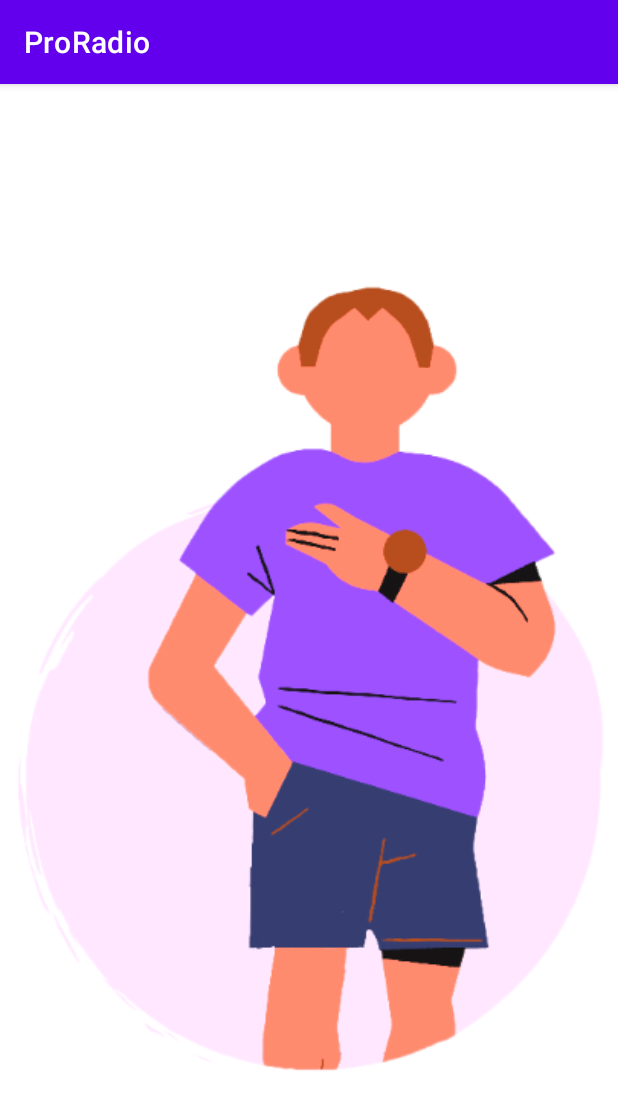
After one commit to Tajlo4ek/ProRadio, an Android app: the SplashActivity screen opened directly, with no data from a screen before it, on a phone screen of 412 x 824 dp. The commit adds this screen. Shown: the top 1110 px of the screen. Run offline under Robolectric (Android 15) with nearby library versions, the phone set to English and light mode, and no system bars; 1 statement that could not run was skipped.

Commit message:
Add splash pre load radio list

```diff
--- a/app/src/main/java/com/tajlok/proradio/ImageBuffer.java
+++ b/app/src/main/java/com/tajlok/proradio/ImageBuffer.java
@@ -12,11 +12,19 @@ import androidx.core.content.res.ResourcesCompat;
 import java.io.InputStream;
 import java.net.HttpURLConnection;
 import java.net.URL;
+import java.util.ArrayList;
 import java.util.HashMap;
+import java.util.List;
 
 public class ImageBuffer {
 
     private static final HashMap<String, Drawable> images = new HashMap<>();
+
+    private static List<Radio> radioList;
+
+    public static void LoadRadio() {
+        radioList = Radio.loadFromUrl("https://newradiobacklast.herokuapp.com/radio_channel");
+    }
 
     public static Drawable GetImage(String url) {
         if (images.containsKey(url)) {
@@ -28,6 +36,10 @@ public class ImageBuffer {
         images.put(url, image);
 
         return image;
+    }
+
+    public static List<Radio> GetRadioList() {
+        return new ArrayList<>(radioList);
     }
 
     @SuppressLint("UseCompatLoadingForDrawables")
--- a/app/src/main/java/com/tajlok/proradio/Radio.java
+++ b/app/src/main/java/com/tajlok/proradio/Radio.java
@@ -57,16 +57,19 @@ public class Radio {
         return newList;
     }
 
-    public static List<Radio> loadFromUrl(String url) throws IOException, JSONException {
+    public static List<Radio> loadFromUrl(String url) {
 
+        try {
             InputStream is = (InputStream) new URL(url).getContent();
             ByteArrayOutputStream result = new ByteArrayOutputStream();
             byte[] buffer = new byte[1024];
             for (int length; (length = is.read(buffer)) != -1; ) {
                 result.write(buffer, 0, length);
             }
-
             return radioListFromJson(new JSONArray(result.toString("UTF-8")));
+        } catch (Exception ignored) {
+            return new ArrayList<Radio>();
+        }
     }
 
 
--- /dev/null
+++ b/app/src/main/java/com/tajlok/proradio/SplashActivity.java
@@ -0,0 +1,36 @@
+package com.tajlok.proradio;
+
+import android.content.Context;
+import android.content.Intent;
+import android.os.Bundle;
+
+import androidx.appcompat.app.AppCompatActivity;
+
+public class SplashActivity extends AppCompatActivity {
+
+    @Override
+    protected void onCreate(Bundle savedInstanceState) {
+        super.onCreate(savedInstanceState);
+        setContentView(R.layout.splash_activity);
+
+        Context context = this;
+
+        new Thread(new Runnable() {
+            @Override
+            public void run() {
+                try {
+                    Thread.sleep(1000);
+
+                    ImageBuffer.LoadRadio();
+
+                    Intent intentMain = new Intent(context, MainActivity.class);
+                    startActivity(intentMain);
+
+                } catch (InterruptedException e) {
+                    e.printStackTrace();
+                }
+                finish();
+            }
+        }).start();
+    }
+}
--- /dev/null
+++ b/app/src/main/res/layout/splash_activity.xml
@@ -0,0 +1,15 @@
+<?xml version="1.0" encoding="utf-8"?>
+<androidx.appcompat.widget.LinearLayoutCompat xmlns:android="http://schemas.android.com/apk/res/android"
+    xmlns:app="http://schemas.android.com/apk/res-auto"
+    xmlns:tools="http://schemas.android.com/tools"
+    android:layout_width="match_parent"
+    android:layout_height="match_parent">
+
+    <ImageView
+        android:id="@+id/imageView"
+        android:layout_width="match_parent"
+        android:layout_height="match_parent"
+        app:srcCompat="@drawable/splash"
+        tools:layout_editor_absoluteX="70dp"
+        tools:layout_editor_absoluteY="176dp" />
+</androidx.appcompat.widget.LinearLayoutCompat>
```
Also changed, not shown: app/src/main/AndroidManifest.xml (+7 -1 lines), app/src/main/java/com/tajlok/proradio/MainActivity.java (+2 -5 lines), app/src/main/res/drawable-xxxhdpi/splash.png (added). Lines whose indentation alone changed are shown as unchanged.
